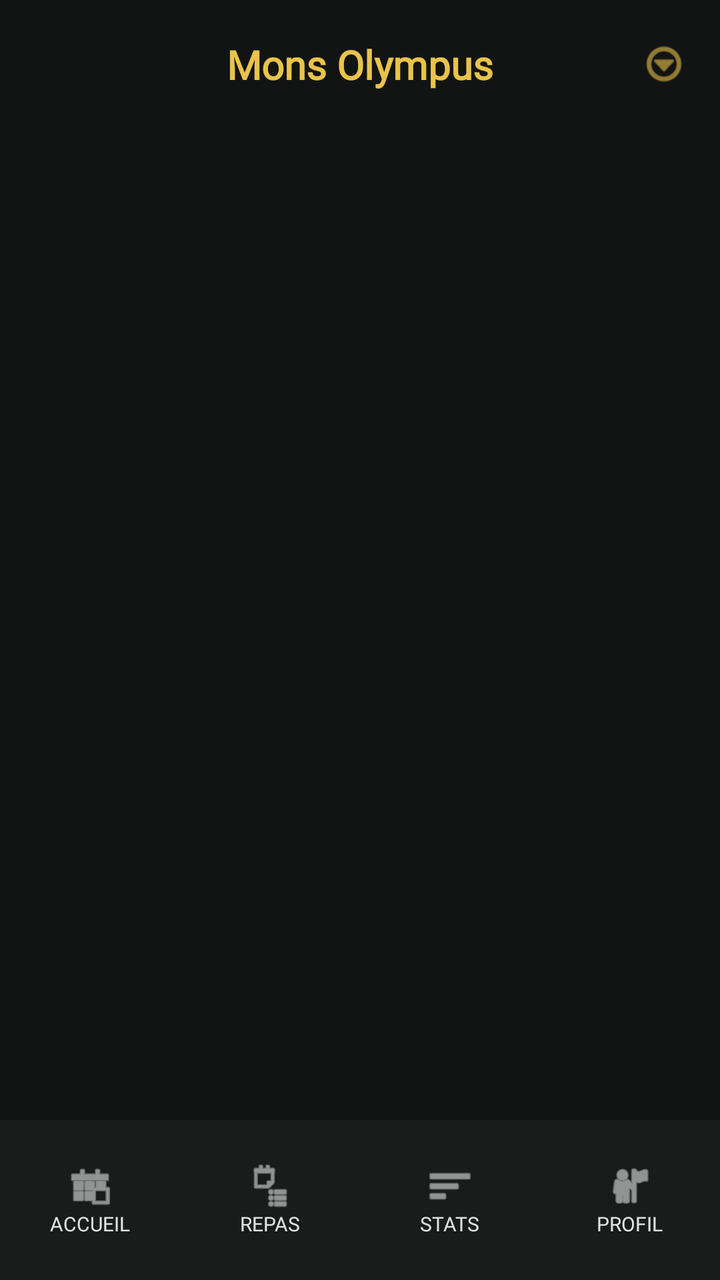
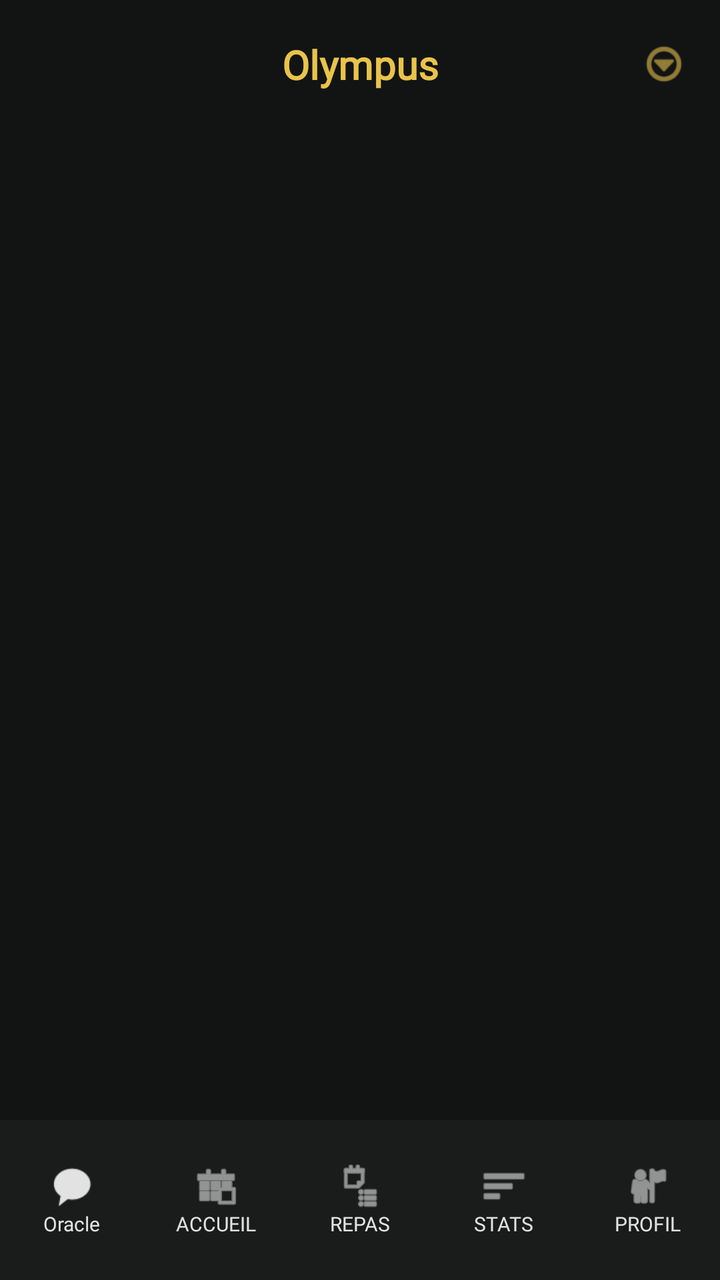

Screens rendered from an Android XML layout before and after an edit, with the pre-edit source and the edit as a unified diff.
<!-- AndroidManifest.xml: application theme Theme.OlympusFront -->
<!-- res/layout/activity_main.xml -->
<?xml version="1.0" encoding="utf-8"?>
<androidx.constraintlayout.widget.ConstraintLayout xmlns:android="http://schemas.android.com/apk/res/android"
    xmlns:app="http://schemas.android.com/apk/res-auto"
    xmlns:tools="http://schemas.android.com/tools"
    android:id="@+id/main"
    android:layout_width="match_parent"
    android:layout_height="match_parent"
    android:background="@color/surface"
    tools:context=".MainActivity">

    
    <androidx.constraintlayout.widget.ConstraintLayout
        android:id="@+id/top_bar"
        android:layout_width="match_parent"
        android:layout_height="64dp"
        android:paddingHorizontal="16dp"
        app:layout_constraintTop_toTopOf="parent">

        <ImageView
            android:id="@+id/profile_button"
            android:layout_width="32dp"
            android:layout_height="32dp"
            android:contentDescription="Profile"
            android:src="@mipmap/ic_olympus"
            app:layout_constraintBottom_toBottomOf="parent"
            app:layout_constraintStart_toStartOf="parent"
            app:layout_constraintTop_toTopOf="parent" />

        <TextView
            android:id="@+id/app_title"
            android:layout_width="wrap_content"
            android:layout_height="wrap_content"
            android:fontFamily="@font/newsreader"
            android:text="@string/imperium"
            android:textColor="@color/secondary"
            android:textSize="20sp"
            android:textStyle="bold"
            app:layout_constraintBottom_toBottomOf="parent"
            app:layout_constraintEnd_toEndOf="parent"
            app:layout_constraintStart_toStartOf="parent"
            app:layout_constraintTop_toTopOf="parent" />

        <ImageView
            android:id="@+id/menu_button"
            android:layout_width="24dp"
            android:layout_height="24dp"
            android:contentDescription="Menu"
            android:src="@android:drawable/ic_menu_more"
            app:layout_constraintBottom_toBottomOf="parent"
            app:layout_constraintEnd_toEndOf="parent"
            app:layout_constraintTop_toTopOf="parent"
            app:tint="@color/secondary" />

    </androidx.constraintlayout.widget.ConstraintLayout>

    
    <androidx.fragment.app.FragmentContainerView
        android:id="@+id/nav_host_fragment"
        android:layout_width="match_parent"
        android:layout_height="0dp"
        app:layout_constraintBottom_toTopOf="@id/bottom_navigation"
        app:layout_constraintTop_toBottomOf="@id/top_bar" />

    
    <LinearLayout
        android:id="@+id/bottom_navigation"
        android:layout_width="match_parent"
        android:layout_height="80dp"
        android:background="@color/surface_container_low"
        android:orientation="horizontal"
        app:layout_constraintBottom_toBottomOf="parent">

        <LinearLayout
            android:id="@+id/nav_home"
            android:layout_width="0dp"
            android:layout_height="match_parent"
            android:layout_weight="1"
            android:gravity="center"
            android:orientation="vertical"
            android:clickable="true"
            android:focusable="true">

            <ImageView
                android:id="@+id/nav_home_icon"
                android:layout_width="24dp"
                android:layout_height="24dp"
                android:src="@android:drawable/ic_menu_today"
                app:tint="@color/marble_white" />

            <TextView
                android:id="@+id/nav_home_text"
                android:layout_width="wrap_content"
                android:layout_height="wrap_content"
                android:fontFamily="@font/manrope"
                android:text="@string/menu_home"
                android:textColor="@color/marble_white"
                android:textSize="10sp" />
        </LinearLayout>

        <LinearLayout
            android:id="@+id/nav_meals"
            android:layout_width="0dp"
            android:layout_height="match_parent"
            android:layout_weight="1"
            android:gravity="center"
            android:orientation="vertical"
            android:clickable="true"
            android:focusable="true">

            <ImageView
                android:id="@+id/nav_meals_icon"
                android:layout_width="24dp"
                android:layout_height="24dp"
                android:src="@android:drawable/ic_menu_agenda"
                app:tint="@color/marble_white" />

            <TextView
                android:id="@+id/nav_meals_text"
                android:layout_width="wrap_content"
                android:layout_height="wrap_content"
                android:fontFamily="@font/manrope"
                android:text="@string/menu_meals"
                android:textColor="@color/marble_white"
                android:textSize="10sp" />
        </LinearLayout>

        <LinearLayout
            android:id="@+id/nav_stats"
            android:layout_width="0dp"
            android:layout_height="match_parent"
            android:layout_weight="1"
            android:gravity="center"
            android:orientation="vertical"
            android:clickable="true"
            android:focusable="true">

            <ImageView
                android:id="@+id/nav_stats_icon"
                android:layout_width="24dp"
                android:layout_height="24dp"
                android:src="@android:drawable/ic_menu_sort_by_size"
                app:tint="@color/marble_white" />

            <TextView
                android:id="@+id/nav_stats_text"
                android:layout_width="wrap_content"
                android:layout_height="wrap_content"
                android:fontFamily="@font/manrope"
                android:text="@string/menu_stats"
                android:textColor="@color/marble_white"
                android:textSize="10sp" />
        </LinearLayout>

        <LinearLayout
            android:id="@+id/nav_profile"
            android:layout_width="0dp"
            android:layout_height="match_parent"
            android:layout_weight="1"
            android:gravity="center"
            android:orientation="vertical"
            android:clickable="true"
            android:focusable="true">

            <ImageView
                android:id="@+id/nav_profile_icon"
                android:layout_width="24dp"
                android:layout_height="24dp"
                android:src="@android:drawable/ic_menu_myplaces"
                app:tint="@color/marble_white" />

            <TextView
                android:id="@+id/nav_profile_text"
                android:layout_width="wrap_content"
                android:layout_height="wrap_content"
                android:fontFamily="@font/manrope"
                android:text="@string/menu_profile"
                android:textColor="@color/marble_white"
                android:textSize="10sp" />
        </LinearLayout>

    </LinearLayout>

</androidx.constraintlayout.widget.ConstraintLayout>
<!-- resources referenced by this layout -->
<resources>
  <color name="marble_white">#E2E2E2</color>
  <color name="secondary">#E9C349</color>
  <color name="surface">#121414</color>
  <color name="surface_container_low">#1A1C1C</color>
  <!-- mipmap ic_olympus (mipmap-anydpi-v26) -->
  <?xml version="1.0" encoding="utf-8"?>
  <adaptive-icon xmlns:android="http://schemas.android.com/apk/res/android">
      <background android:drawable="@drawable/ic_olympus_background"/>
      <foreground android:drawable="@mipmap/ic_olympus_foreground"/>
  </adaptive-icon>
  <string name="imperium">Mons Olympus</string>
  <string name="menu_home">ACCUEIL</string>
  <string name="menu_meals">REPAS</string>
  <string name="menu_profile">PROFIL</string>
  <string name="menu_stats">STATS</string>
  <style name="Theme.OlympusFront" parent="Base.Theme.OlympusFront" />
  <!-- drawable ic_olympus_background: vector/xml drawable (drawable, 4866 chars, omitted) -->
  <style name="Base.Theme.OlympusFront" parent="Theme.Material3.DayNight.NoActionBar">
          
          <item name="colorPrimary">@color/primary_container</item>
          <item name="colorSecondary">@color/secondary</item>
          <item name="android:windowBackground">@color/surface</item>
  
          
          <item name="fontFamily">@font/manrope</item>
      </style>
  <color name="primary_container">#5D3FD3</color>
</resources>

<!-- the commit's change to res/layout/activity_main.xml (unified diff, before → after) -->
@@ -54,8 +54,8 @@
     </androidx.constraintlayout.widget.ConstraintLayout>
 
     
-    <androidx.fragment.app.FragmentContainerView
-        android:id="@+id/nav_host_fragment"
+    <androidx.viewpager2.widget.ViewPager2
+        android:id="@+id/view_pager"
         android:layout_width="match_parent"
         android:layout_height="0dp"
         app:layout_constraintBottom_toTopOf="@id/bottom_navigation"
@@ -71,6 +71,33 @@
         app:layout_constraintBottom_toBottomOf="parent">
 
         <LinearLayout
+            android:id="@+id/nav_chat"
+            android:layout_width="0dp"
+            android:layout_height="match_parent"
+            android:layout_weight="1"
+            android:gravity="center"
+            android:orientation="vertical"
+            android:clickable="true"
+            android:focusable="true">
+
+            <ImageView
+                android:id="@+id/nav_chat_icon"
+                android:layout_width="24dp"
+                android:layout_height="24dp"
+                android:src="@android:drawable/sym_action_chat"
+                app:tint="@color/marble_white" />
+
+            <TextView
+                android:id="@+id/nav_chat_text"
+                android:layout_width="wrap_content"
+                android:layout_height="wrap_content"
+                android:fontFamily="@font/manrope"
+                android:text="Oracle"
+                android:textColor="@color/marble_white"
+                android:textSize="10sp" />
+        </LinearLayout>
+
+        <LinearLayout
             android:id="@+id/nav_home"
             android:layout_width="0dp"
             android:layout_height="match_parent"
<!-- resource entries referenced after the edit -->
@@ -10,22 +10,68 @@
       <background android:drawable="@drawable/ic_olympus_background"/>
       <foreground android:drawable="@mipmap/ic_olympus_foreground"/>
   </adaptive-icon>
-  <string name="imperium">Mons Olympus</string>
+  <string name="imperium">Olympus</string>
   <string name="menu_home">ACCUEIL</string>
   <string name="menu_meals">REPAS</string>
   <string name="menu_profile">PROFIL</string>
   <string name="menu_stats">STATS</string>
   <style name="Theme.OlympusFront" parent="Base.Theme.OlympusFront" />
   <!-- drawable ic_olympus_background: vector/xml drawable (drawable, 4866 chars, omitted) -->
-  <style name="Base.Theme.OlympusFront" parent="Theme.Material3.DayNight.NoActionBar">
+  <style name="Base.Theme.OlympusFront" parent="Theme.Material3.Dark.NoActionBar">
           
           <item name="colorPrimary">@color/primary_container</item>
           <item name="colorSecondary">@color/secondary</item>
+          <item name="colorSurface">@color/surface</item>
           <item name="android:windowBackground">@color/surface</item>
+          <item name="android:textColorPrimary">@color/marble_white</item>
+          <item name="android:textColorSecondary">@color/outline_variant</item>
+          <item name="android:colorBackground">@color/surface</item>
   
           
           <item name="fontFamily">@font/manrope</item>
+  
+          
+          <item name="alertDialogTheme">@style/OlympusAlertDialogTheme</item>
+          <item name="materialAlertDialogTheme">@style/OlympusAlertDialogTheme</item>
+  
+          
+          <item name="android:spinnerItemStyle">@style/OlympusSpinnerItem</item>
+          <item name="android:spinnerDropDownItemStyle">@style/OlympusSpinnerDropDownItem</item>
       </style>
   <color name="primary_container">#5D3FD3</color>
+  <color name="outline_variant">#484554</color>
+  <style name="OlympusAlertDialogTheme" parent="ThemeOverlay.Material3.MaterialAlertDialog">
+          <item name="android:windowBackground">@drawable/dialog_background</item>
+          <item name="colorSurface">@color/surface_container_low</item>
+          <item name="colorOnSurface">@color/marble_white</item>
+          <item name="colorPrimary">@color/secondary</item>
+          <item name="android:textColorPrimary">@color/marble_white</item>
+          <item name="android:textColorSecondary">@color/outline_variant</item>
+          <item name="buttonBarPositiveButtonStyle">@style/Widget.Material3.Button.TextButton</item>
+          <item name="buttonBarNegativeButtonStyle">@style/Widget.Material3.Button.TextButton</item>
+  
+          
+          <item name="editTextStyle">@style/OlympusDialogEditText</item>
+      </style>
+  <style name="OlympusSpinnerItem" parent="Widget.AppCompat.TextView.SpinnerItem">
+          <item name="android:textColor">@color/marble_white</item>
+      </style>
+  <style name="OlympusSpinnerDropDownItem" parent="Widget.AppCompat.DropDownItem.Spinner">
+          <item name="android:textColor">@color/marble_white</item>
+          <item name="android:background">@color/surface_container_lowest</item>
+      </style>
+  <!-- drawable dialog_background (drawable) -->
+  <?xml version="1.0" encoding="utf-8"?>
+  <shape xmlns:android="http://schemas.android.com/apk/res/android"
+      android:shape="rectangle">
+      <solid android:color="@color/surface_container_low" />
+      <corners android:radius="16dp" />
+  </shape>
+  <style name="OlympusDialogEditText" parent="Widget.AppCompat.EditText">
+          <item name="android:textColor">@color/marble_white</item>
+          <item name="android:textColorHint">@color/outline_variant</item>
+          <item name="backgroundTint">@color/secondary</item>
+      </style>
+  <color name="surface_container_lowest">#0C0F0F</color>
 </resources>
 
